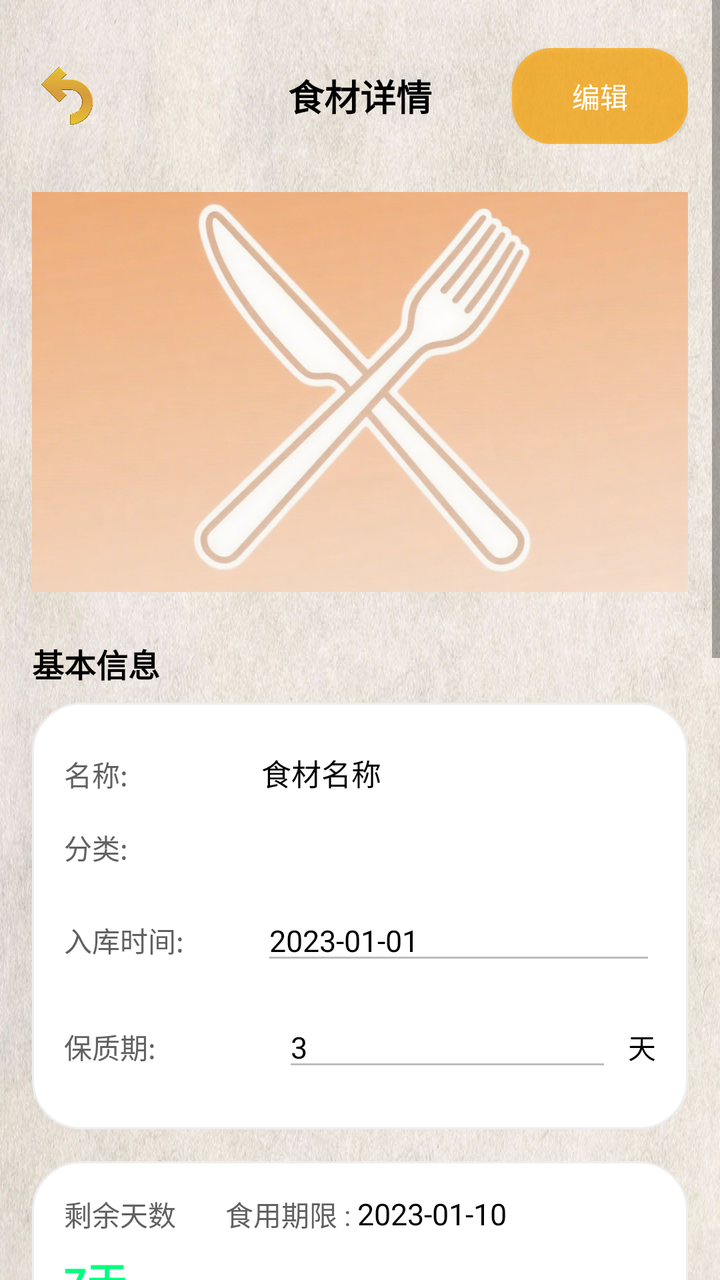
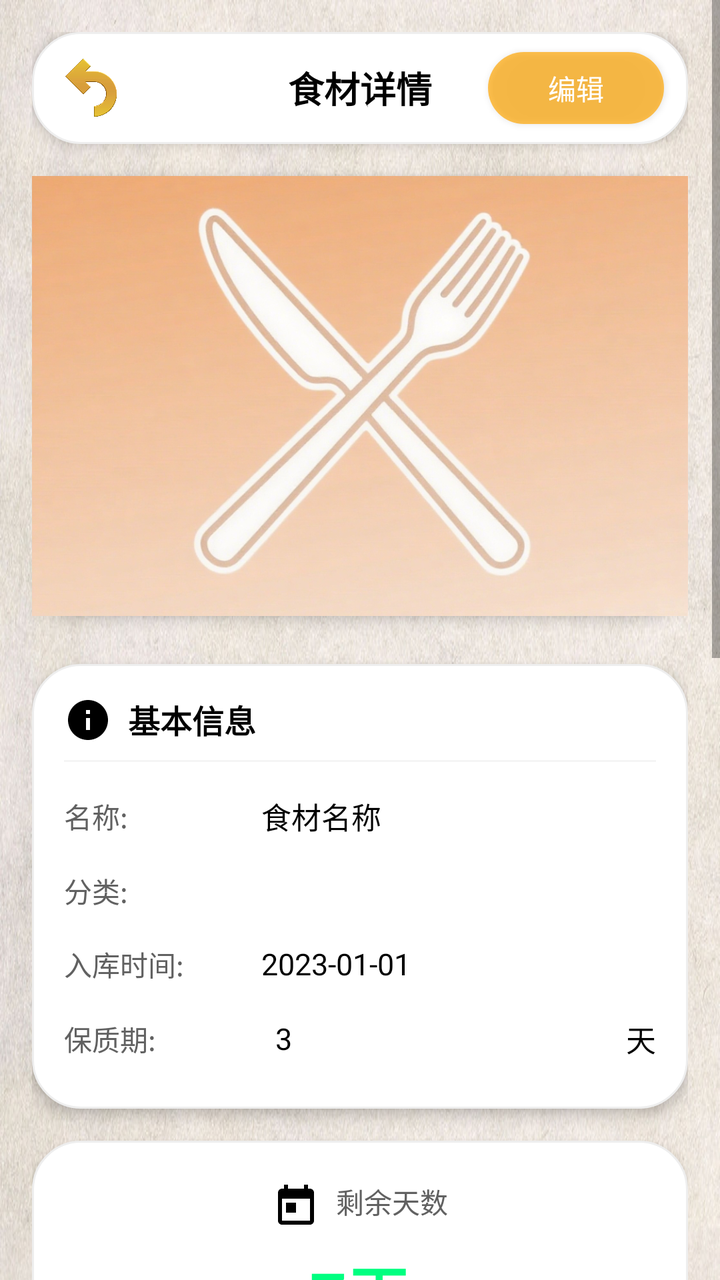

The first picture is an Android layout as it rendered before a commit; the second is the same layout after the commit. The layout source and the unified diff follow.
<!-- AndroidManifest.xml: application theme Theme.Kitchenmanager -->
<!-- res/layout/activity_ingredient_detail.xml -->
<?xml version="1.0" encoding="utf-8"?>
<ScrollView xmlns:android="http://schemas.android.com/apk/res/android"
    xmlns:app="http://schemas.android.com/apk/res-auto"
    xmlns:tools="http://schemas.android.com/tools"
    android:layout_width="match_parent"
    android:layout_height="match_parent"
    android:fillViewport="true"
    android:background="@color/white">

    <LinearLayout
        android:layout_width="match_parent"
        android:layout_height="wrap_content"
        android:orientation="vertical"
        android:padding="16dp"
        android:background="@drawable/bg">

        
        <RelativeLayout
            android:layout_width="match_parent"
            android:layout_height="wrap_content"
            android:paddingVertical="8dp">

            <ImageView
                android:id="@+id/iv_back"
                android:layout_width="35dp"
                android:layout_height="35dp"
                android:layout_alignParentStart="true"
                android:layout_centerVertical="true"
                android:src="@drawable/ic_back" />

            <TextView
                android:layout_width="wrap_content"
                android:layout_height="wrap_content"
                android:layout_centerInParent="true"
                android:text="食材详情"
                android:textColor="@color/black"
                android:textSize="18sp"
                android:textStyle="bold" />

            <Button
                android:id="@+id/btn_edit"
                android:layout_width="wrap_content"
                android:layout_height="wrap_content"
                android:layout_alignParentEnd="true"
                android:layout_centerVertical="true"
                android:background="@drawable/round_corner"
                android:paddingHorizontal="16dp"
                android:paddingVertical="8dp"
                android:text="编辑"
                android:textColor="@color/white" />
        </RelativeLayout>

        
        <ImageView
            android:id="@+id/iv_ingredient_large"
            android:layout_width="match_parent"
            android:layout_height="200dp"
            android:layout_marginTop="16dp"
            android:scaleType="centerCrop"
            android:src="@drawable/ic_logo_orange" />

        
        <TextView
            android:layout_width="match_parent"
            android:layout_height="wrap_content"
            android:layout_marginTop="24dp"
            android:text="基本信息"
            android:textColor="@color/black"
            android:textSize="16sp"
            android:textStyle="bold" />

        <LinearLayout
            android:layout_width="match_parent"
            android:layout_height="wrap_content"
            android:layout_marginTop="8dp"
            android:orientation="vertical"
            android:background="@drawable/bg_edittext_rounded"
            android:padding="16dp">

            
            <LinearLayout
                android:layout_width="match_parent"
                android:layout_height="wrap_content"
                android:orientation="horizontal"
                android:paddingVertical="8dp">

                <TextView
                    android:layout_width="0dp"
                    android:layout_height="wrap_content"
                    android:layout_weight="1"
                    android:text="名称:"
                    android:textColor="@color/dark_gray" />

                <TextView
                    android:id="@+id/tv_detail_name"
                    android:layout_width="0dp"
                    android:layout_height="wrap_content"
                    android:layout_weight="2"
                    android:textSize="15dp"
                    android:text="食材名称"
                    android:textColor="@color/black" />
            </LinearLayout>

            
            <LinearLayout
                android:layout_width="match_parent"
                android:layout_height="wrap_content"
                android:orientation="horizontal"
                android:paddingVertical="8dp">

                <TextView
                    android:layout_width="0dp"
                    android:layout_height="wrap_content"
                    android:layout_weight="1"
                    android:text="分类:"
                    android:textColor="@color/dark_gray" />

                <Spinner
                    android:id="@+id/sp_category"
                    android:layout_width="0dp"
                    android:layout_height="wrap_content"
                    android:layout_weight="2"
                    android:textSize="15dp"
                    android:enabled="false"
                    android:background="@null" />
            </LinearLayout>

            
            <LinearLayout
                android:layout_width="match_parent"
                android:layout_height="wrap_content"
                android:orientation="horizontal"
                android:paddingVertical="8dp">

                <TextView
                    android:layout_width="0dp"
                    android:layout_height="wrap_content"
                    android:layout_weight="1"
                    android:text="入库时间:"
                    android:textColor="@color/dark_gray" />

                <EditText
                    android:id="@+id/et_storage_date"
                    android:layout_width="0dp"
                    android:layout_height="wrap_content"
                    android:layout_weight="2"
                    android:enabled="false"
                    android:inputType="date"
                    android:textSize="15dp"
                    android:text="2023-01-01"
                    android:textColor="@color/black" />
            </LinearLayout>

            
            <LinearLayout
                android:layout_width="match_parent"
                android:layout_height="wrap_content"
                android:orientation="horizontal"
                android:paddingVertical="8dp">

                <TextView
                    android:layout_width="0dp"
                    android:layout_height="wrap_content"
                    android:layout_weight="1"
                    android:text="保质期:"
                    android:textColor="@color/dark_gray" />

                <EditText
                    android:id="@+id/et_expiry_days"
                    android:layout_width="0dp"
                    android:layout_height="wrap_content"
                    android:layout_weight="1.5"
                    android:enabled="false"
                    android:inputType="number"
                    android:textSize="15dp"
                    android:text="3"
                    android:textColor="@color/black" />

                <TextView
                    android:layout_width="wrap_content"
                    android:layout_height="wrap_content"
                    android:layout_marginStart="8dp"
                    android:text="天"
                    android:textColor="@color/black" />
            </LinearLayout>


        </LinearLayout>

        
        <LinearLayout
            android:layout_width="match_parent"
            android:layout_height="wrap_content"
            android:layout_marginTop="16dp"
            android:background="@drawable/bg_edittext_rounded"
            android:orientation="vertical"
            android:padding="16dp">

            <LinearLayout
                android:layout_width="match_parent"
                android:layout_height="wrap_content"
                android:orientation="horizontal"
                android:gravity="center_vertical">

                <TextView
                    android:layout_width="wrap_content"
                    android:layout_height="wrap_content"
                    android:text="剩余天数"
                    android:layout_weight="1"
                    android:textColor="@color/dark_gray" />

                

                <TextView
                    android:layout_width="wrap_content"
                    android:layout_height="wrap_content"

                    android:text="食用期限 : "
                    android:paddingRight="0dp"
                    android:textColor="@color/dark_gray" />

                <TextView
                    android:id="@+id/tv_detail_expiry_date"
                    android:layout_width="100dp"
                    android:layout_height="wrap_content"
                    android:layout_weight="2"
                    android:textSize="15dp"
                    android:text="2023-01-10"
                    android:paddingLeft="0dp"
                    android:textColor="@color/black" />

            </LinearLayout>

            <TextView
                android:id="@+id/tv_detail_remaining_days"
                android:layout_width="match_parent"
                android:layout_height="wrap_content"
                android:layout_marginTop="8dp"
                android:text="7天"
                android:textColor="@color/green"
                android:textSize="20sp"
                android:textStyle="bold" />
        </LinearLayout>

        
        <TextView
            android:layout_width="match_parent"
            android:layout_height="wrap_content"
            android:layout_marginTop="24dp"
            android:text="营养信息"
            android:textColor="@color/black"
            android:textSize="16sp"
            android:textStyle="bold" />

        <TextView
            android:id="@+id/tv_nutrition"
            android:layout_width="match_parent"
            android:layout_height="wrap_content"
            android:layout_marginTop="8dp"
            android:background="@drawable/bg_edittext_rounded"
            android:padding="16dp"
            android:text="蛋白质、维生素C、膳食纤维等"
            android:textColor="@color/black" />

        
        <TextView
            android:layout_width="match_parent"
            android:layout_height="wrap_content"
            android:layout_marginTop="24dp"
            android:text="健康益处"
            android:textColor="@color/black"
            android:textSize="16sp"
            android:textStyle="bold" />

        <TextView
            android:id="@+id/tv_benefit"
            android:layout_width="match_parent"
            android:layout_height="wrap_content"
            android:layout_marginTop="8dp"
            android:background="@drawable/bg_edittext_rounded"
            android:padding="16dp"
            android:text="增强免疫力，促进消化，改善视力等"
            android:textColor="@color/black" />

        
        <Button
            android:id="@+id/btn_delete"
            android:layout_width="match_parent"
            android:layout_height="wrap_content"
            android:layout_marginTop="24dp"
            android:background="@drawable/round_corner"
            android:text="删除食材"
            android:textColor="@color/white" />
    </LinearLayout>
</ScrollView>
<!-- resources referenced by this layout -->
<resources>
  <color name="black">#FF000000</color>
  <color name="dark_gray">#616161</color>
  <color name="green">#00FF80</color>
  <color name="white">#FFFFFFFF</color>
  <!-- drawable bg: jpg bitmap (drawable, 341684 bytes) -->
  <!-- drawable bg_edittext_rounded (drawable) -->
  <?xml version="1.0" encoding="utf-8"?>
  <shape xmlns:android="http://schemas.android.com/apk/res/android">
      <solid android:color="#FFFFFF" />
      <corners android:radius="24dp" />
      <stroke android:width="1dp" android:color="#EEEEEE" />
  </shape>
  <!-- drawable ic_back: png bitmap (drawable, 125798 bytes) -->
  <!-- drawable ic_logo_orange: png bitmap (drawable, 921157 bytes) -->
  <!-- drawable round_corner (drawable) -->
  <?xml version="1.0" encoding="utf-8"?>
  <shape xmlns:android="http://schemas.android.com/apk/res/android"
      android:shape="rectangle">
  
      <corners android:radius="20dp" />
      <solid android:color="#B0FFA500" />
  
  </shape>
  <style name="Theme.Kitchenmanager" parent="Base.Theme.Kitchenmanager" />
  <style name="Base.Theme.Kitchenmanager" parent="Theme.MaterialComponents.DayNight.NoActionBar.Bridge">
          
          
      </style>
</resources>

<!-- the commit's change to res/layout/activity_ingredient_detail.xml (unified diff, before → after) -->
@@ -17,8 +17,9 @@
         
         <RelativeLayout
             android:layout_width="match_parent"
-            android:layout_height="wrap_content"
-            android:paddingVertical="8dp">
+            android:layout_height="56dp"
+            android:background="@drawable/bg_edittext_rounded"
+            android:elevation="4dp">
 
             <ImageView
                 android:id="@+id/iv_back"
@@ -26,6 +27,7 @@
                 android:layout_height="35dp"
                 android:layout_alignParentStart="true"
                 android:layout_centerVertical="true"
+                android:layout_marginStart="12dp"
                 android:src="@drawable/ic_back" />
 
             <TextView
@@ -40,65 +42,80 @@
             <Button
                 android:id="@+id/btn_edit"
                 android:layout_width="wrap_content"
-                android:layout_height="wrap_content"
+                android:layout_height="36dp"
                 android:layout_alignParentEnd="true"
                 android:layout_centerVertical="true"
+                android:layout_marginEnd="12dp"
                 android:background="@drawable/round_corner"
-                android:paddingHorizontal="16dp"
-                android:paddingVertical="8dp"
                 android:text="编辑"
-                android:textColor="@color/white" />
+                android:textColor="@color/white"
+                android:textSize="14sp"
+                android:paddingHorizontal="16dp" />
         </RelativeLayout>
 
         
         <ImageView
             android:id="@+id/iv_ingredient_large"
             android:layout_width="match_parent"
-            android:layout_height="200dp"
+            android:layout_height="220dp"
             android:layout_marginTop="16dp"
             android:scaleType="centerCrop"
-            android:src="@drawable/ic_logo_orange" />
-
-        
-        <TextView
+            android:src="@drawable/ic_logo_orange"
+            android:background="@drawable/bg_edittext_rounded"
+            android:elevation="4dp" />
+
+        
+        <LinearLayout
             android:layout_width="match_parent"
             android:layout_height="wrap_content"
             android:layout_marginTop="24dp"
-            android:text="基本信息"
-            android:textColor="@color/black"
-            android:textSize="16sp"
-            android:textStyle="bold" />
-
-        <LinearLayout
-            android:layout_width="match_parent"
-            android:layout_height="wrap_content"
-            android:layout_marginTop="8dp"
             android:orientation="vertical"
             android:background="@drawable/bg_edittext_rounded"
-            android:padding="16dp">
+            android:padding="16dp"
+            android:elevation="4dp">
+
+            <TextView
+                android:layout_width="match_parent"
+                android:layout_height="wrap_content"
+                android:text="基本信息"
+                android:textColor="@color/black"
+                android:textSize="16sp"
+                android:textStyle="bold"
+                android:paddingBottom="8dp"
+                android:drawablePadding="8dp"
+                android:drawableStart="@drawable/ic_info" />
+
+            <View
+                android:layout_width="match_parent"
+                android:layout_height="1dp"
+                android:background="@color/light_gray"
+                android:layout_marginBottom="8dp" />
 
             
             <LinearLayout
                 android:layout_width="match_parent"
                 android:layout_height="wrap_content"
                 android:orientation="horizontal"
-                android:paddingVertical="8dp">
+                android:paddingVertical="8dp"
+                android:gravity="center_vertical">
 
                 <TextView
                     android:layout_width="0dp"
                     android:layout_height="wrap_content"
                     android:layout_weight="1"
                     android:text="名称:"
-                    android:textColor="@color/dark_gray" />
+                    android:textColor="@color/dark_gray"
+                    android:textSize="14sp" />
 
                 <TextView
                     android:id="@+id/tv_detail_name"
                     android:layout_width="0dp"
                     android:layout_height="wrap_content"
                     android:layout_weight="2"
-                    android:textSize="15dp"
+                    android:textSize="15sp"
                     android:text="食材名称"
-                    android:textColor="@color/black" />
+                    android:textColor="@color/black"
+                    android:textStyle="normal" />
             </LinearLayout>
 
             
@@ -106,21 +123,23 @@
                 android:layout_width="match_parent"
                 android:layout_height="wrap_content"
                 android:orientation="horizontal"
-                android:paddingVertical="8dp">
+                android:paddingVertical="8dp"
+                android:gravity="center_vertical">
 
                 <TextView
                     android:layout_width="0dp"
                     android:layout_height="wrap_content"
                     android:layout_weight="1"
                     android:text="分类:"
-                    android:textColor="@color/dark_gray" />
+                    android:textColor="@color/dark_gray"
+                    android:textSize="14sp" />
 
                 <Spinner
                     android:id="@+id/sp_category"
                     android:layout_width="0dp"
                     android:layout_height="wrap_content"
                     android:layout_weight="2"
-                    android:textSize="15dp"
+                    android:textSize="15sp"
                     android:enabled="false"
                     android:background="@null" />
             </LinearLayout>
@@ -130,14 +149,16 @@
                 android:layout_width="match_parent"
                 android:layout_height="wrap_content"
                 android:orientation="horizontal"
-                android:paddingVertical="8dp">
+                android:paddingVertical="8dp"
+                android:gravity="center_vertical">
 
                 <TextView
                     android:layout_width="0dp"
                     android:layout_height="wrap_content"
                     android:layout_weight="1"
                     android:text="入库时间:"
-                    android:textColor="@color/dark_gray" />
+                    android:textColor="@color/dark_gray"
+                    android:textSize="14sp" />
 
                 <EditText
                     android:id="@+id/et_storage_date"
@@ -146,9 +167,10 @@
                     android:layout_weight="2"
                     android:enabled="false"
                     android:inputType="date"
-                    android:textSize="15dp"
+                    android:textSize="15sp"
                     android:text="2023-01-01"
-                    android:textColor="@color/black" />
+                    android:textColor="@color/black"
+                    android:background="@null" />
             </LinearLayout>
 
             
@@ -156,35 +178,37 @@
                 android:layout_width="match_parent"
                 android:layout_height="wrap_content"
                 android:orientation="horizontal"
-                android:paddingVertical="8dp">
+                android:paddingVertical="8dp"
+                android:gravity="center_vertical">
 
                 <TextView
                     android:layout_width="0dp"
                     android:layout_height="wrap_content"
                     android:layout_weight="1"
                     android:text="保质期:"
-                    android:textColor="@color/dark_gray" />
+                    android:textColor="@color/dark_gray"
+                    android:textSize="14sp" />
 
                 <EditText
                     android:id="@+id/et_expiry_days"
-                    android:layout_width="0dp"
+                    android:layout_width="wrap_content"
                     android:layout_height="wrap_content"
                     android:layout_weight="1.5"
                     android:enabled="false"
                     android:inputType="number"
-                    android:textSize="15dp"
+                    android:textSize="15sp"
                     android:text="3"
-                    android:textColor="@color/black" />
+                    android:textColor="@color/black"
+                    android:background="@null" />
 
                 <TextView
                     android:layout_width="wrap_content"
                     android:layout_height="wrap_content"
                     android:layout_marginStart="8dp"
                     android:text="天"
-                    android:textColor="@color/black" />
-            </LinearLayout>
-
-
+                    android:textColor="@color/black"
+                    android:textSize="15sp" />
+            </LinearLayout>
         </LinearLayout>
 
         
@@ -194,42 +218,18 @@
             android:layout_marginTop="16dp"
             android:background="@drawable/bg_edittext_rounded"
             android:orientation="vertical"
-            android:padding="16dp">
-
-            <LinearLayout
-                android:layout_width="match_parent"
-                android:layout_height="wrap_content"
-                android:orientation="horizontal"
-                android:gravity="center_vertical">
-
-                <TextView
-                    android:layout_width="wrap_content"
-                    android:layout_height="wrap_content"
-                    android:text="剩余天数"
-                    android:layout_weight="1"
-                    android:textColor="@color/dark_gray" />
-
-                
-
-                <TextView
-                    android:layout_width="wrap_content"
-                    android:layout_height="wrap_content"
-
-                    android:text="食用期限 : "
-                    android:paddingRight="0dp"
-                    android:textColor="@color/dark_gray" />
-
-                <TextView
-                    android:id="@+id/tv_detail_expiry_date"
-                    android:layout_width="100dp"
-                    android:layout_height="wrap_content"
-                    android:layout_weight="2"
-                    android:textSize="15dp"
-                    android:text="2023-01-10"
-                    android:paddingLeft="0dp"
-                    android:textColor="@color/black" />
-
-            </LinearLayout>
+            android:padding="20dp"
+            android:elevation="4dp"
+            android:gravity="center">
+
+            <TextView
+                android:layout_width="wrap_content"
+                android:layout_height="wrap_content"
+                android:text="剩余天数"
+                android:textColor="@color/dark_gray"
+                android:textSize="14sp"
+                android:drawablePadding="8dp"
+                android:drawableStart="@drawable/ic_calendar" />
 
             <TextView
                 android:id="@+id/tv_detail_remaining_days"
@@ -238,58 +238,109 @@
                 android:layout_marginTop="8dp"
                 android:text="7天"
                 android:textColor="@color/green"
-                android:textSize="20sp"
-                android:textStyle="bold" />
+                android:textSize="32sp"
+                android:textStyle="bold"
+                android:gravity="center" />
+
+            <LinearLayout
+                android:layout_width="match_parent"
+                android:layout_height="wrap_content"
+                android:layout_marginTop="12dp"
+                android:orientation="horizontal"
+                android:gravity="center">
+
+                <TextView
+                    android:layout_width="wrap_content"
+                    android:layout_height="wrap_content"
+                    android:text="食用期限:"
+                    android:textColor="@color/dark_gray"
+                    android:textSize="14sp" />
+
+                <TextView
+                    android:id="@+id/tv_detail_expiry_date"
+                    android:layout_width="wrap_content"
+                    android:layout_height="wrap_content"
+                    android:layout_marginStart="8dp"
+                    android:textSize="15sp"
+                    android:text="2023-01-10"
+                    android:textColor="@color/black" />
+            </LinearLayout>
         </LinearLayout>
 
         
-        <TextView
+        <LinearLayout
             android:layout_width="match_parent"
             android:layout_height="wrap_content"
-            android:layout_marginTop="24dp"
-            android:text="营养信息"
-            android:textColor="@color/black"
-            android:textSize="16sp"
-            android:textStyle="bold" />
-
-        <TextView
-            android:id="@+id/tv_nutrition"
+            android:layout_marginTop="16dp"
+            android:background="@drawable/bg_edittext_rounded"
+            android:orientation="vertical"
+            android:padding="20dp"
+            android:elevation="4dp">
+
+            <TextView
+                android:layout_width="match_parent"
+                android:layout_height="wrap_content"
+                android:text="营养信息"
+                android:textColor="@color/black"
+                android:textSize="16sp"
+                android:textStyle="bold"
+                android:drawablePadding="8dp"
+                android:drawableStart="@drawable/ic_nutrition" />
+
+            <TextView
+                android:id="@+id/tv_nutrition"
+                android:layout_width="match_parent"
+                android:layout_height="wrap_content"
+                android:layout_marginTop="12dp"
+                android:text="蛋白质、维生素C、膳食纤维等"
+                android:textColor="@color/black"
+                android:textSize="14sp"
+                android:lineSpacingExtra="4dp" />
+        </LinearLayout>
+
+        
+        <LinearLayout
             android:layout_width="match_parent"
             android:layout_height="wrap_content"
-            android:layout_marginTop="8dp"
-            android:background="@drawable/bg_edittext_rounded"
-            android:padding="16dp"
-            android:text="蛋白质、维生素C、膳食纤维等"
-            android:textColor="@color/black" />
-
-        
-        <TextView
-            android:layout_width="match_parent"
-            android:layout_height="wrap_content"
-            android:layout_marginTop="24dp"
-            android:text="健康益处"
-            android:textColor="@color/black"
-            android:textSize="16sp"
-            android:textStyle="bold" />
-
-        <TextView
-            android:id="@+id/tv_benefit"
-            android:layout_width="match_parent"
-            android:layout_height="wrap_content"
-            android:layout_marginTop="8dp"
-            android:background="@drawable/bg_edittext_rounded"
-            android:padding="16dp"
-            android:text="增强免疫力，促进消化，改善视力等"
-            android:textColor="@color/black" />
+            android:layout_marginTop="16dp"
+            android:background="@drawable/bg_edittext_rounded"
+            android:orientation="vertical"
+            android:padding="20dp"
+            android:elevation="4dp">
+
+            <TextView
+                android:layout_width="match_parent"
+                android:layout_height="wrap_content"
+                android:text="健康益处"
+                android:textColor="@color/black"
+                android:textSize="16sp"
+                android:textStyle="bold"
+                android:drawablePadding="8dp"
+                android:drawableStart="@drawable/ic_health"
+                />
+
+            <TextView
+                android:id="@+id/tv_benefit"
+                android:layout_width="match_parent"
+                android:layout_height="wrap_content"
+                android:layout_marginTop="12dp"
+                android:text="增强免疫力，促进消化，改善视力等"
+                android:textColor="@color/black"
+                android:textSize="14sp"
+                android:lineSpacingExtra="4dp" />
+        </LinearLayout>
 
         
         <Button
             android:id="@+id/btn_delete"
             android:layout_width="match_parent"
-            android:layout_height="wrap_content"
+            android:layout_height="48dp"
             android:layout_marginTop="24dp"
             android:background="@drawable/round_corner"
             android:text="删除食材"
-            android:textColor="@color/white" />
+            android:textColor="@color/white"
+            android:textSize="16sp"
+            android:textStyle="bold"
+            android:elevation="4dp" />
     </LinearLayout>
 </ScrollView>
<!-- resource entries referenced after the edit -->
@@ -3,6 +3,7 @@
   <color name="black">#FF000000</color>
   <color name="dark_gray">#616161</color>
   <color name="green">#00FF80</color>
+  <color name="light_gray">#F5F5F5</color>
   <color name="white">#FFFFFFFF</color>
   <!-- drawable bg: jpg bitmap (drawable, 341684 bytes) -->
   <!-- drawable bg_edittext_rounded (drawable) -->
@@ -13,7 +14,56 @@
       <stroke android:width="1dp" android:color="#EEEEEE" />
   </shape>
   <!-- drawable ic_back: png bitmap (drawable, 125798 bytes) -->
+  <!-- drawable ic_calendar (drawable) -->
+  <?xml version="1.0" encoding="utf-8"?>
+  <vector xmlns:android="http://schemas.android.com/apk/res/android"
+      android:width="24dp"
+      android:height="24dp"
+      android:viewportWidth="24"
+      android:viewportHeight="24">
+      <path
+          android:fillColor="@color/black"
+          android:pathData="M19,4h-1L18,2h-2v2L8,4L8,2L6,2v2L5,4c-1.11,0 -1.99,0.9 -1.99,2L3,20c0,1.1 0.89,2 1.99,2L19,22c1.1,0 2,-0.9 2,-2L21,6c0,-1.1 -0.9,-2 -2,-2zM19,20L5,20L5,9L19,9v11z" />
+      <path
+          android:fillColor="@color/black"
+          android:pathData="M7,11h5v5L7,16z" />
+  </vector>
+  <!-- drawable ic_health (drawable) -->
+  <?xml version="1.0" encoding="utf-8"?>
+  <vector xmlns:android="http://schemas.android.com/apk/res/android"
+      android:width="24dp"
+      android:height="24dp"
+      android:viewportWidth="24"
+      android:viewportHeight="24">
+      <path
+          android:fillColor="@color/black"
+          android:pathData="M12,21.35l-1.45,-1.32C5.4,15.36 2,12.28 2,8.5 2,5.42 4.42,3 7.5,3c1.74,0 3.41,0.81 4.5,2.09C13.09,3.81 14.76,3 16.5,3 19.58,3 22,5.42 22,8.5c0,3.78 -3.4,6.86 -8.55,11.54L12,21.35z" />
+  </vector>
+  <!-- drawable ic_info (drawable) -->
+  <vector xmlns:android="http://schemas.android.com/apk/res/android"
+      android:width="24dp"
+      android:height="24dp"
+      android:viewportWidth="24"
+      android:viewportHeight="24">
+      <path
+          android:fillColor="#FF000000"
+          android:pathData="M12,2C6.48,2 2,6.48 2,12s4.48,10 10,10 10,-4.48 10,-10S17.52,2 12,2zM13,17h-2v-6h2v6zM13,9h-2V7h2v2z"/>
+  </vector>
   <!-- drawable ic_logo_orange: png bitmap (drawable, 921157 bytes) -->
+  <!-- drawable ic_nutrition (drawable) -->
+  <?xml version="1.0" encoding="utf-8"?>
+  <vector xmlns:android="http://schemas.android.com/apk/res/android"
+      android:width="24dp"
+      android:height="24dp"
+      android:viewportWidth="24"
+      android:viewportHeight="24">
+      <path
+          android:fillColor="@color/black"
+          android:pathData="M12,2C9.24,2 7,4.24 7,7c0,2.85 2.92,7.21 5,9.88 2.11,-2.69 5,-7 5,-9.88 0,-2.76 -2.24,-5 -5,-5zM12,9c-1.1,0 -2,-0.9 -2,-2s0.9,-2 2,-2 2,0.9 2,2 -0.9,2 -2,2z" />
+      <path
+          android:fillColor="@color/black"
+          android:pathData="M16,14c-0.12,0 -0.24,0.03 -0.34,0.09 -0.38,0.2 -0.78,0.38 -1.17,0.53 -0.43,0.17 -0.84,0.27 -1.2,0.35 -0.36,0.08 -0.66,0.13 -0.94,0.15 -0.22,0.01 -0.41,0.02 -0.56,0.02 -0.15,0 -0.33,-0.01 -0.54,-0.02 -0.28,-0.02 -0.58,-0.07 -0.93,-0.15 -0.36,-0.08 -0.76,-0.18 -1.19,-0.35 -0.39,-0.15 -0.79,-0.33 -1.17,-0.53C8.24,14.03 8.12,14 8,14c-1.1,0 -2,0.9 -2,2v4c0,1.1 0.9,2 2,2h8c1.1,0 2,-0.9 2,-2v-4c0,-1.1 -0.9,-2 -2,-2z" />
+  </vector>
   <!-- drawable round_corner (drawable) -->
   <?xml version="1.0" encoding="utf-8"?>
   <shape xmlns:android="http://schemas.android.com/apk/res/android"
